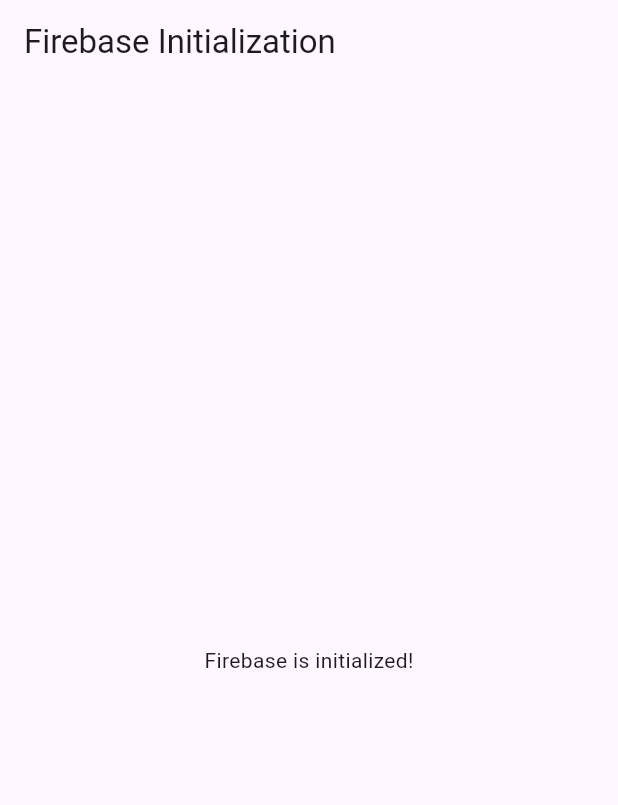
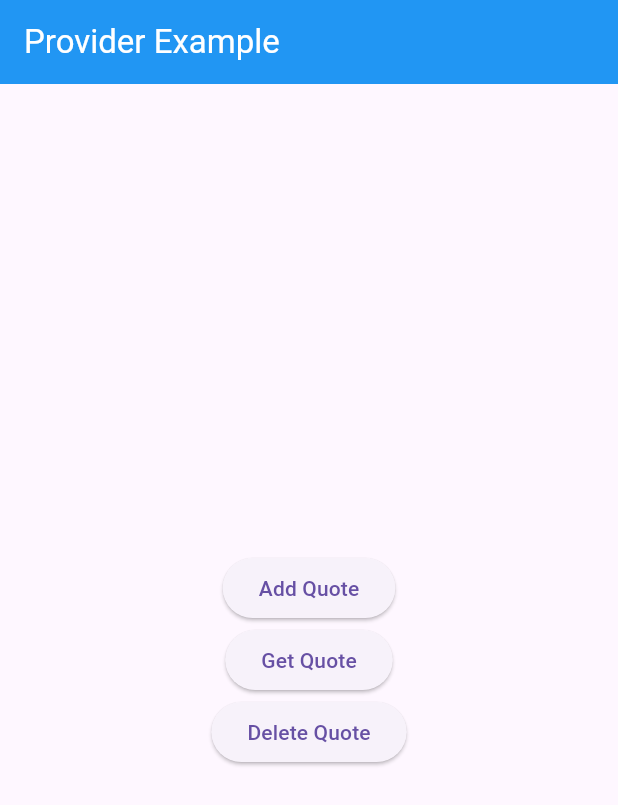
Before and after one commit to MeirMeshulami/quotes_demo, a Flutter app: the screen it shows after launch, on a phone screen of 412 x 824 dp. Shown: the top 805 px of the screen. Run offline on Flutter 3.47's test engine with Material 3 defaults, Android fonts, the light colour scheme and no system bars; our stand-ins replace cloud_firestore, firebase_core; accounts and stored records are empty.

Commit message:
add connection to firebase

```diff
--- /dev/null
+++ b/lib/examples/quotes_app/quotes_app.dart
@@ -0,0 +1,90 @@
+
+import 'package:flutter/material.dart';
+import 'package:cloud_firestore/cloud_firestore.dart';
+
+final db = FirebaseFirestore.instance;
+
+
+void addQuote() async {
+  final data = {"text": "Lorem text here...", "author": "John Doh"};
+  try {
+    DocumentReference documentReference = await db.collection("quotes").add(data);
+    print("Added Data with ID: ${documentReference.id}");
+  } catch (e) {
+    print("Error adding quote: $e");
+  }
+}
+
+void deleteQuotes()async{
+   try {
+    // Get all documents in the "quotes" collection
+    QuerySnapshot querySnapshot = await db.collection("quotes").get();
+
+    // Loop through each document and delete it
+    for (QueryDocumentSnapshot doc in querySnapshot.docs) {
+      await db.collection("quotes").doc(doc.id).delete();
+    }
+    print("All quotes deleted successfully.");
+  } catch (e) {
+    print("Error deleting quotes: $e");
+  }
+}
+
+void getQuotes() async {
+  try {
+    QuerySnapshot querySnapshot = await db.collection("quotes").get();
+
+    if (querySnapshot.docs.isNotEmpty) {
+      for (QueryDocumentSnapshot doc in querySnapshot.docs) {
+        Map<String, dynamic> data = doc.data() as Map<String, dynamic>;
+        print("Quote: ${data['text']}, Author: ${data['author']}");
+      }
+    } else {
+      print("No quotes found.");
+    }
+  } catch (e) {
+    print("Error getting quotes: $e");
+  }
+}
+
+
+
+
+class BasicCrudApp extends StatelessWidget {
+  const BasicCrudApp({super.key});
+
+  @override
+  Widget build(BuildContext context) {
+    return MaterialApp(
+      theme: ThemeData(
+        primarySwatch: Colors.blue,
+      ),
+      home: Scaffold(
+        appBar: AppBar(
+          title: const Text('Provider Example'),
+          backgroundColor: Colors.blue,
+          foregroundColor: Colors.white,
+        ),
+        body: const Center(
+          child: Column(
+            mainAxisAlignment: MainAxisAlignment.center,
+            children: [
+              ElevatedButton(
+                onPressed: addQuote,
+                child: Text('Add Quote'),
+              ),
+              ElevatedButton(
+                onPressed: getQuotes,
+                child: Text('Get Quote'),
+              ),
+              ElevatedButton(
+                onPressed: deleteQuotes,
+                child: Text('Delete Quote'),
+              ),
+            ],
+          ),
+        ),
+      ),
+    );
+  }
+}
--- a/lib/main.dart
+++ b/lib/main.dart
@@ -1,47 +1,16 @@
-// import 'package:flutter/material.dart';
+import 'dart:async';
 
-// void main() {
-//   runApp(const Placeholder());
-// }
+import 'package:firebase_core/firebase_core.dart';
 import 'package:flutter/material.dart';
-import 'package:firebase_core/firebase_core.dart';
-import 'firebase_options.dart';
+import 'package:quotes_demo/examples/quotes_app/quotes_app.dart';
+import 'package:quotes_demo/firebase_options.dart';
 
-void main() async {
+Future<void> main() async {
+
   WidgetsFlutterBinding.ensureInitialized();
-  await Firebase.initializeApp(
+  await Firebase. initializeApp(
     options: DefaultFirebaseOptions.currentPlatform,
   );
-  runApp(MyApp());
+  runApp(const BasicCrudApp());
+  // runApp(const QuoteApp());
 }
-
-class MyApp extends StatelessWidget {
-  const MyApp({Key? key}) : super(key: key);
-
-  @override
-  Widget build(BuildContext context) {
-    return MaterialApp(
-      title: 'Firebase Initialization Demo',
-      theme: ThemeData(
-        primarySwatch: Colors.blue,
-      ),
-      home: const MyHomePage(),
-    );
-  }
-}
-
-class MyHomePage extends StatelessWidget {
-  const MyHomePage({Key? key}) : super(key: key);
-
-  @override
-  Widget build(BuildContext context) {
-    return Scaffold(
-      appBar: AppBar(
-        title: const Text('Firebase Initialization'),
-      ),
-      body: Center(
-        child: Text('Firebase is initialized!'),
-      ),
-    );
-  }
-}
--- a/pubspec.yaml
+++ b/pubspec.yaml
@@ -36,6 +36,7 @@
   # Use with the CupertinoIcons class for iOS style icons.
   cupertino_icons: ^1.0.6
   firebase_core: ^3.1.1
+  firebase_cloud_firestore: ^5.0.1
 
 dev_dependencies:
   flutter_test:
```
Also changed, not shown: firebase.json, lib/firebase_options.dart, pubspec.lock, 4 other files.
